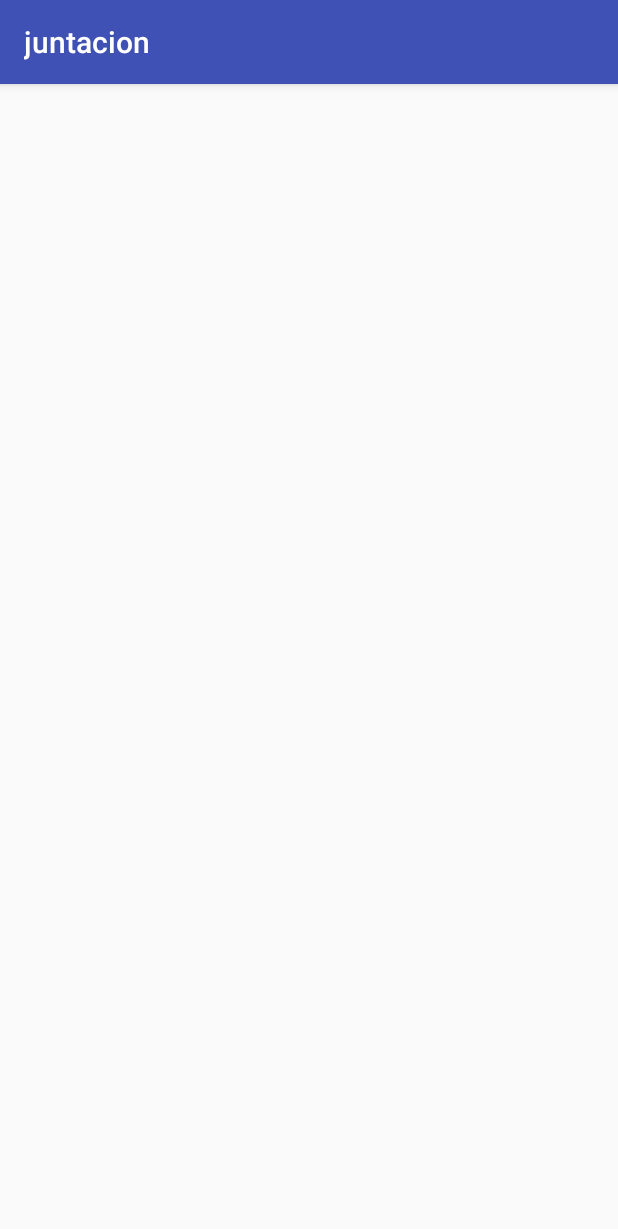
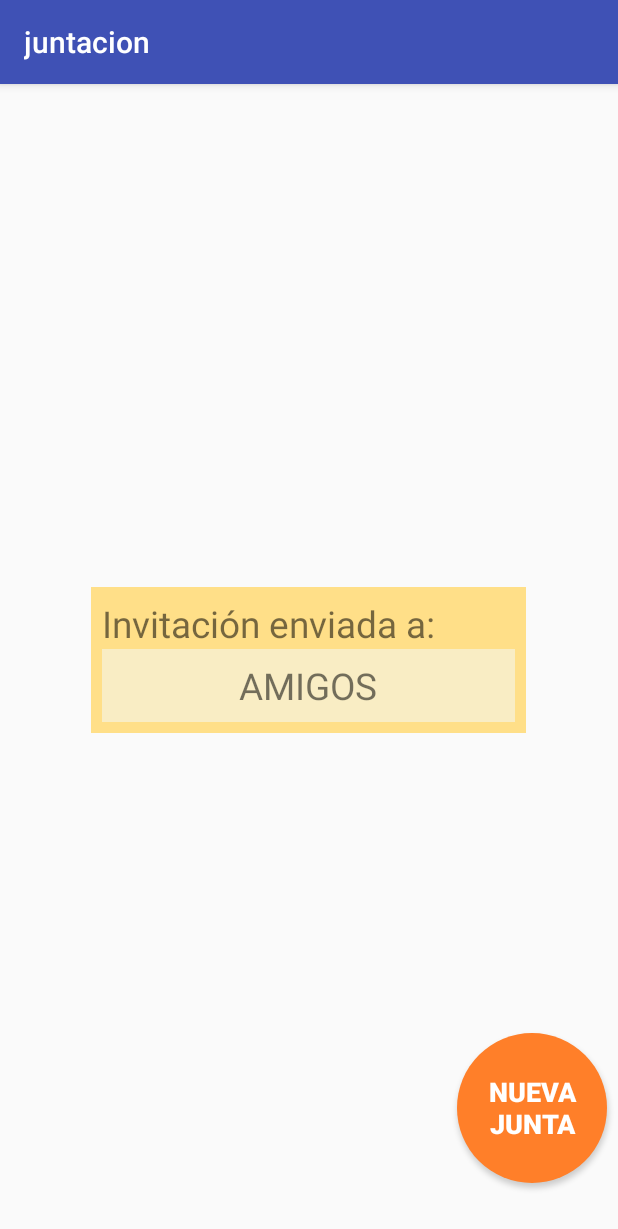
Before and after one commit to NecroKorn/juntacion, an Android app: the InvitacionEnviadaActivity screen opened directly, with no data from a screen before it, on a phone screen of 412 x 824 dp. Shown: the top 1229 px of the screen. Run offline under Robolectric (Android 15) with nearby library versions, the phone set to English and light mode, and no system bars.

Commit message:
Add files via upload

```diff
--- a/app/src/main/res/layout/activity_invitacion_enviada.xml
+++ b/app/src/main/res/layout/activity_invitacion_enviada.xml
@@ -1,8 +1,62 @@
-<android.support.constraint.ConstraintLayout xmlns:android="http://schemas.android.com/apk/res/android"
-    xmlns:app="http://schemas.android.com/apk/res-auto"
-    xmlns:tools="http://schemas.android.com/tools"
+<?xml version="1.0" encoding="utf-8"?>
+<RelativeLayout
     android:layout_width="match_parent"
     android:layout_height="match_parent"
-    tools:context="cl.darkcity.vv.juntacion.InvitacionEnviadaActivity">
+    xmlns:android="http://schemas.android.com/apk/res/android">
 
-</android.support.constraint.ConstraintLayout>
+
+    <!--caja con notificación-->
+    <LinearLayout
+        android:id="@+id/msj"
+        android:layout_width="290dp"
+        android:layout_height="wrap_content"
+        android:layout_centerInParent="true"
+        android:background="#ffdf88"
+        android:orientation="vertical"
+        android:padding="7dp"
+        >
+
+        <!--Mensaje confirma invitacion 1-->
+        <TextView
+            android:id="@+id/msj_inv_txt"
+            android:text="Invitación enviada a:"
+            android:layout_width="match_parent"
+            android:layout_height="wrap_content"
+            android:textSize="11pt"
+
+            />
+
+        <!--Mensaje confirma invitacion 2-->
+        <TextView
+            android:id="@+id/grupo_txt"
+            android:text="AMIGOS"
+            android:layout_width="match_parent"
+            android:layout_height="wrap_content"
+            android:textSize="11pt"
+            android:padding="7dp"
+            android:textAlignment="center"
+            android:background="#f9edc4"
+
+            />
+
+    </LinearLayout>
+
+    <!--ID @+id/btn_nueva_junta_interior-->
+    <Button
+        android:id="@+id/btn_nueva_junta_interior"
+        android:layout_width="100dp"
+        android:layout_height="100dp"
+        android:background="@drawable/btn_circular"
+        android:textColor="#fff"
+        android:text="Nueva Junta"
+        android:textStyle="bold"
+        android:textSize="8pt"
+        android:layout_above="@+id/btn_repite_junta"
+        android:layout_alignParentBottom="true"
+        android:layout_alignParentRight="true"
+        android:layout_marginBottom="35dp"
+        android:layout_marginRight="7dp"
+
+        />
+
+</RelativeLayout>
```
